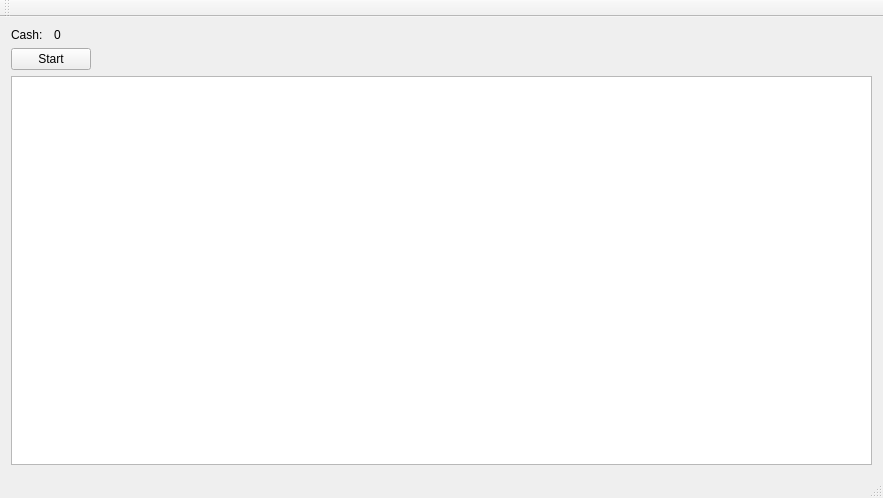
Above: qt-classes/MainWindow.ui from frostasm/ccnet-cashcode before the change. Below: the same form after it.
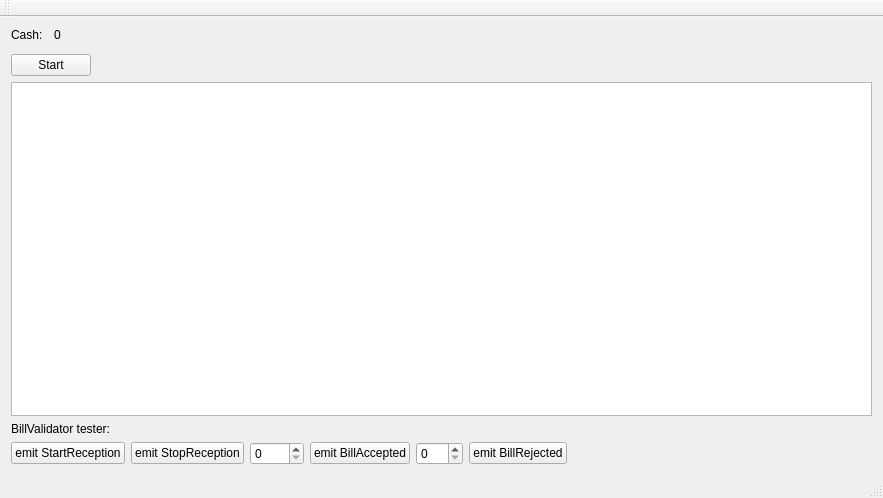
That is the form after the change.

Commit message: Add CashCodeBillValidatorTester class

```diff
--- a/qt-classes/MainWindow.ui
+++ b/qt-classes/MainWindow.ui
@@ -22,36 +22,115 @@
       </property>
      </widget>
     </item>
-    <item row="0" column="1" colspan="2">
+    <item row="0" column="1">
      <widget class="QLabel" name="labelCashAmount">
       <property name="text">
        <string>0</string>
       </property>
      </widget>
     </item>
-    <item row="1" column="0" colspan="2">
+    <item row="0" column="2" rowspan="2" colspan="2">
+     <spacer name="horizontalSpacer_2">
+      <property name="orientation">
+       <enum>Qt::Horizontal</enum>
+      </property>
+      <property name="sizeHint" stdset="0">
+       <size>
+        <width>776</width>
+        <height>20</height>
+       </size>
+      </property>
+     </spacer>
+    </item>
+    <item row="1" column="3" rowspan="2">
+     <spacer name="horizontalSpacer_3">
+      <property name="orientation">
+       <enum>Qt::Horizontal</enum>
+      </property>
+      <property name="sizeHint" stdset="0">
+       <size>
+        <width>770</width>
+        <height>20</height>
+       </size>
+      </property>
+     </spacer>
+    </item>
+    <item row="2" column="0" colspan="2">
      <widget class="QPushButton" name="pushButtonRunStop">
       <property name="text">
        <string>Start</string>
       </property>
      </widget>
     </item>
-    <item row="1" column="2">
-     <spacer name="horizontalSpacer">
-      <property name="orientation">
-       <enum>Qt::Horizontal</enum>
-      </property>
-      <property name="sizeHint" stdset="0">
-       <size>
-        <width>776</width>
-        <height>20</height>
-       </size>
-      </property>
-     </spacer>
-    </item>
-    <item row="2" column="0" colspan="3">
+    <item row="3" column="0" colspan="4">
      <widget class="QPlainTextEdit" name="plainTextEditLogs"/>
     </item>
+    <item row="4" column="0" colspan="4">
+     <widget class="QLabel" name="label">
+      <property name="text">
+       <string>BillValidator tester:</string>
+      </property>
+     </widget>
+    </item>
+    <item row="5" column="0" colspan="4">
+     <layout class="QHBoxLayout" name="horizontalLayout">
+      <item>
+       <widget class="QPushButton" name="pbtnStartReception">
+        <property name="text">
+         <string>emit StartReception</string>
+        </property>
+       </widget>
+      </item>
+      <item>
+       <widget class="QPushButton" name="pbtnStopReception">
+        <property name="text">
+         <string>emit StopReception</string>
+        </property>
+       </widget>
+      </item>
+      <item>
+       <widget class="QSpinBox" name="spinBoxBillAccepted">
+        <property name="maximum">
+         <number>1000</number>
+        </property>
+       </widget>
+      </item>
+      <item>
+       <widget class="QPushButton" name="pbtnBillAccepted">
+        <property name="text">
+         <string>emit BillAccepted</string>
+        </property>
+       </widget>
+      </item>
+      <item>
+       <widget class="QSpinBox" name="spinBoxBillRejected">
+        <property name="maximum">
+         <number>100</number>
+        </property>
+       </widget>
+      </item>
+      <item>
+       <widget class="QPushButton" name="pbtnBillRejected">
+        <property name="text">
+         <string>emit BillRejected</string>
+        </property>
+       </widget>
+      </item>
+      <item>
+       <spacer name="horizontalSpacer">
+        <property name="orientation">
+         <enum>Qt::Horizontal</enum>
+        </property>
+        <property name="sizeHint" stdset="0">
+         <size>
+          <width>40</width>
+          <height>20</height>
+         </size>
+        </property>
+       </spacer>
+      </item>
+     </layout>
+    </item>
    </layout>
   </widget>
   <widget class="QMenuBar" name="menuBar">
```
The commit also changes 9 other files.
